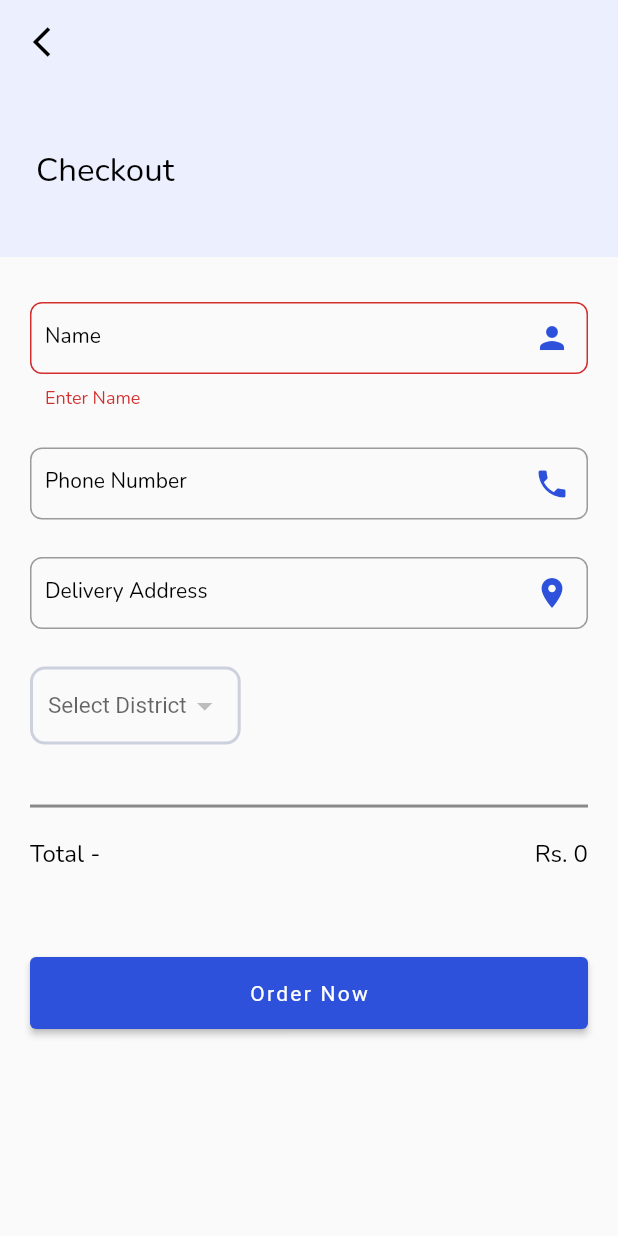
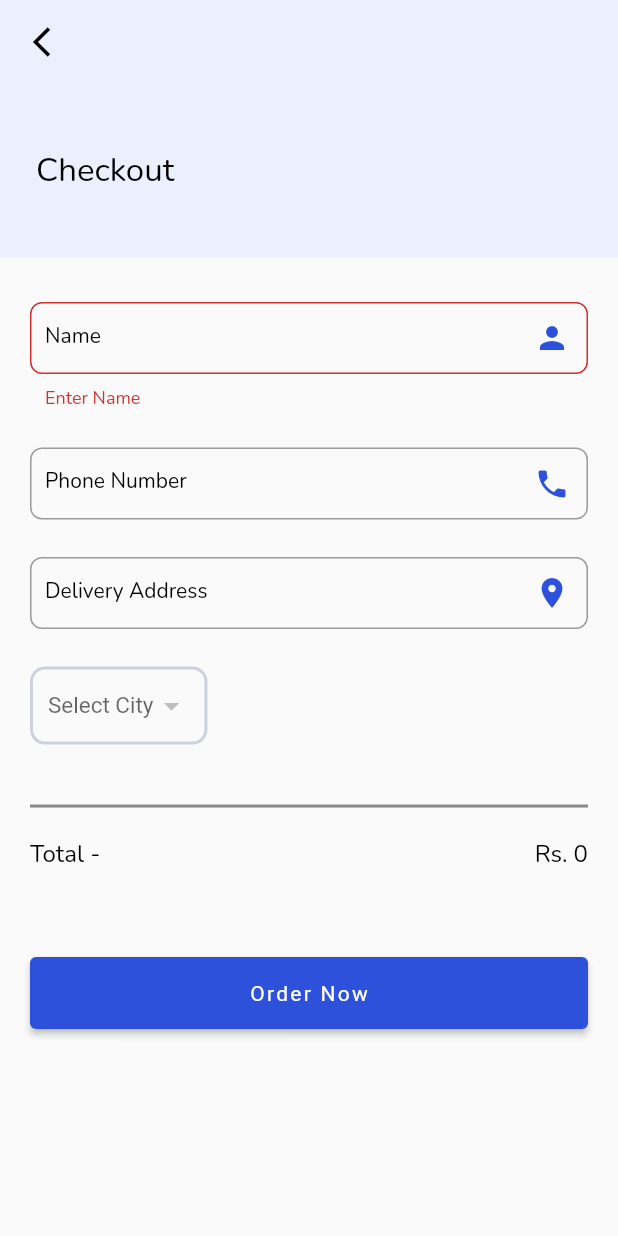
Before and after one commit to UmairRehmat/jk-dairies-flutter, a Flutter app: the CheckOutScreen screen opened directly with empty values, after a tap on "Order Now", on a phone screen of 412 x 824 dp. Run offline on Flutter 3.47's test engine with Material 2 defaults, Android fonts, the phone set to English and light mode, and no system bars; our stand-ins replace flutter_image_slideshow; missing offline and left inert: date_range_picker; network calls fail.

Commit message:
districs removed

```diff
--- a/lib/models/districts_response.dart
+++ b/lib/models/districts_response.dart
@@ -1,47 +1,39 @@
-class Districts {
-  List<DistrictItem> data;
+class CitiesResponse {
+  List<Cities> cities;
 
-  Districts({this.data});
+  CitiesResponse({this.cities});
 
-  Districts.fromJson(Map<String, dynamic> json) {
+  CitiesResponse.fromJson(Map<String, dynamic> json) {
     if (json['data'] != null) {
-      data = new List<DistrictItem>();
+      cities = [];
       json['data'].forEach((v) {
-        data.add(new DistrictItem.fromJson(v));
+        cities.add(new Cities.fromJson(v));
       });
     }
   }
 
   Map<String, dynamic> toJson() {
     final Map<String, dynamic> data = new Map<String, dynamic>();
-    if (this.data != null) {
-      data['data'] = this.data.map((v) => v.toJson()).toList();
+    if (this.cities != null) {
+      data['data'] = this.cities.map((v) => v.toJson()).toList();
     }
     return data;
   }
 }
 
-class DistrictItem {
+class Cities {
   int id;
   String name;
   String createdAt;
   String updatedAt;
-  List<Cities> cities;
 
-  DistrictItem(
-      {this.id, this.name, this.createdAt, this.updatedAt, this.cities});
+  Cities({this.id, this.name, this.createdAt, this.updatedAt});
 
-  DistrictItem.fromJson(Map<String, dynamic> json) {
+  Cities.fromJson(Map<String, dynamic> json) {
     id = json['id'];
     name = json['name'];
     createdAt = json['created_at'];
     updatedAt = json['updated_at'];
-    if (json['cities'] != null) {
-      cities = new List<Cities>();
-      json['cities'].forEach((v) {
-        cities.add(new Cities.fromJson(v));
-      });
-    }
   }
 
   Map<String, dynamic> toJson() {
@@ -50,37 +42,6 @@ class DistrictItem {
     data['name'] = this.name;
     data['created_at'] = this.createdAt;
     data['updated_at'] = this.updatedAt;
-    if (this.cities != null) {
-      data['cities'] = this.cities.map((v) => v.toJson()).toList();
-    }
     return data;
   }
 }
-
-class Cities {
-  int id;
-  String name;
-  String districtId;
-  String createdAt;
-  String updatedAt;
-
-  Cities({this.id, this.name, this.districtId, this.createdAt, this.updatedAt});
-
-  Cities.fromJson(Map<String, dynamic> json) {
-    id = json['id'];
-    name = json['name'];
-    districtId = json['district_id'];
-    createdAt = json['created_at'];
-    updatedAt = json['updated_at'];
-  }
-
-  Map<String, dynamic> toJson() {
-    final Map<String, dynamic> data = new Map<String, dynamic>();
-    data['id'] = this.id;
-    data['name'] = this.name;
-    data['district_id'] = this.districtId;
-    data['created_at'] = this.createdAt;
-    data['updated_at'] = this.updatedAt;
-    return data;
-  }
-}
--- a/lib/providers/district_provider.dart
+++ b/lib/providers/district_provider.dart
@@ -5,14 +5,15 @@ import 'package:jkdairies/utils/network_collection.dart';
 import 'package:http/http.dart' as http;
 
 class DistrictProvider {
-  Future<List<DistrictItem>> getDistricts() async {
+  Future<List<Cities>> getDistricts() async {
     try {
-      Uri url = Uri.parse("$BASE_URL$districtEndPoint");
+      Uri url = Uri.parse("$BASE_URL$citiesEndPoint");
       var response = await http.get(url);
       print('districts Response status: ${response.statusCode}');
       print('districts Response body: ${response.body}');
-      Districts districts = Districts.fromJson(json.decode(response.body));
-      return districts.data;
+      CitiesResponse citiesResponse =
+          CitiesResponse.fromJson(json.decode(response.body));
+      return citiesResponse.cities;
     } catch (error) {
       return [];
     }
--- a/lib/screens/checkout_screen.dart
+++ b/lib/screens/checkout_screen.dart
@@ -28,8 +28,8 @@ class _CheckOutScreenState extends State<CheckOutScreen> {
   final _addressController = TextEditingController();
   String _addressInvalid;
   bool loading = true;
-  List<DistrictItem> districts;
-  DistrictItem currentDistrict;
+  List<Cities> cities;
+  // DistrictItem currentDistrict;
   Cities currentCities;
   @override
   void initState() {
@@ -80,7 +80,7 @@ class _CheckOutScreenState extends State<CheckOutScreen> {
                         height: 10,
                       ),
                       Text(
-                        currentDistrict != null
+                        currentCities != null
                             ? "Placing Order..."
                             : "Loading available areas...",
                         style: kNormalTextStyle,
@@ -150,46 +150,6 @@ class _CheckOutScreenState extends State<CheckOutScreen> {
                                 alignment: Alignment.centerLeft,
                                 child: SelectionItem(
                                     text: DropdownButtonHideUnderline(
-                                      child: DropdownButton<DistrictItem>(
-                                        hint: Text("Select District"),
-                                        value: currentDistrict,
-                                        style: TextStyle(
-                                            color: Colors.grey, fontSize: 15),
-                                        onChanged: (DistrictItem Value) {
-                                          FocusScope.of(context)
-                                              .requestFocus(FocusNode());
-                                          setState(() {
-                                            print("district here");
-                                            currentDistrict = Value;
-                                          });
-                                        },
-                                        items:
-                                            districts.map((DistrictItem user) {
-                                          return DropdownMenuItem<DistrictItem>(
-                                            value: user,
-                                            child: Row(
-                                              children: <Widget>[
-                                                Text(
-                                                  user.name,
-                                                  style: TextStyle(
-                                                      color: Colors.black),
-                                                ),
-                                              ],
-                                            ),
-                                          );
-                                        }).toList(),
-                                      ),
-                                    ),
-                                    isSelected: currentDistrict != null),
-                              ),
-                            ),
-                            SizedBox(width: 20),
-                            if (currentDistrict != null)
-                              Expanded(
-                                child: Align(
-                                  alignment: Alignment.centerLeft,
-                                  child: SelectionItem(
-                                      text: DropdownButtonHideUnderline(
                                       child: DropdownButton<Cities>(
                                         hint: Text("Select City"),
                                         value: currentCities,
@@ -203,8 +163,7 @@ class _CheckOutScreenState extends State<CheckOutScreen> {
                                             currentCities = Value;
                                           });
                                         },
-                                          items: currentDistrict.cities
-                                              .map((Cities user) {
+                                        items: cities.map((Cities user) {
                                           return DropdownMenuItem<Cities>(
                                             value: user,
                                             child: Row(
@@ -265,10 +224,10 @@ class _CheckOutScreenState extends State<CheckOutScreen> {
   }
 
   void getDistrictsData() async {
-    List<DistrictItem> districtsList = await DistrictProvider().getDistricts();
+    List<Cities> citiesList = await DistrictProvider().getDistricts();
     setState(() {
       loading = false;
-      districts = districtsList;
+      cities = citiesList;
     });
   }
 
@@ -306,9 +265,9 @@ class _CheckOutScreenState extends State<CheckOutScreen> {
       });
       return;
     }
-    if (currentCities == null || currentDistrict == null) {
+    if (currentCities == null) {
       showIncompleteInformation(
-          context, "Please Select district and city properly, thanks.");
+          context, "Please Select city properly, thanks.");
       return;
     }
     _placeOrder(cartProvider);
@@ -342,7 +301,6 @@ class _CheckOutScreenState extends State<CheckOutScreen> {
       "name": _userNameController.text.trim(),
       "phone": _phoneNumberController.text.trim(),
       "address": _addressController.text.trim(),
-      "district_id": currentDistrict.id.toString(),
       "city_id": currentCities.id.toString(),
       "orderitems":
           json.encode(cartProvider.cartItems.map((e) => e.toJson()).toList()),
--- a/lib/utils/network_collection.dart
+++ b/lib/utils/network_collection.dart
@@ -7,5 +7,6 @@ const BASE_URL = "https://$INSTANCE/public/api/v1/";
 const productEndPoint = "products";
 const categoryEndPoint = "categories";
 const districtEndPoint = "districts";
+const citiesEndPoint = "cities";
 const orderPlaceEndPoint = "order/placed";
 const bannersEndPoint = "banners";
--- a/pubspec.yaml
+++ b/pubspec.yaml
@@ -15,7 +15,7 @@ publish_to: 'none' # Remove this line if you wish to publish to pub.dev
 # In iOS, build-name is used as CFBundleShortVersionString while build-number used as CFBundleVersion.
 # Read more about iOS versioning at
 # https://developer.apple.com/library/archive/documentation/General/Reference/InfoPlistKeyReference/Articles/CoreFoundationKeys.html
-version: 2.0.0+20
+version: 2.0.1+21
 
 environment:
   sdk: ">=2.7.0 <3.0.0"
```
Lines whose indentation alone changed are shown as unchanged.
